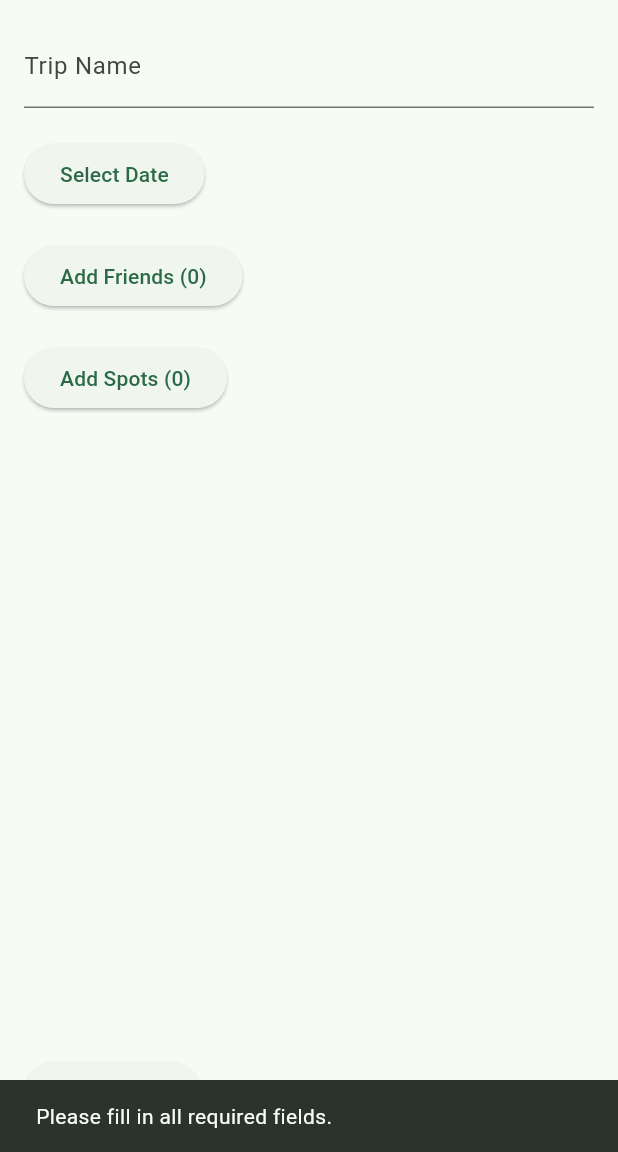
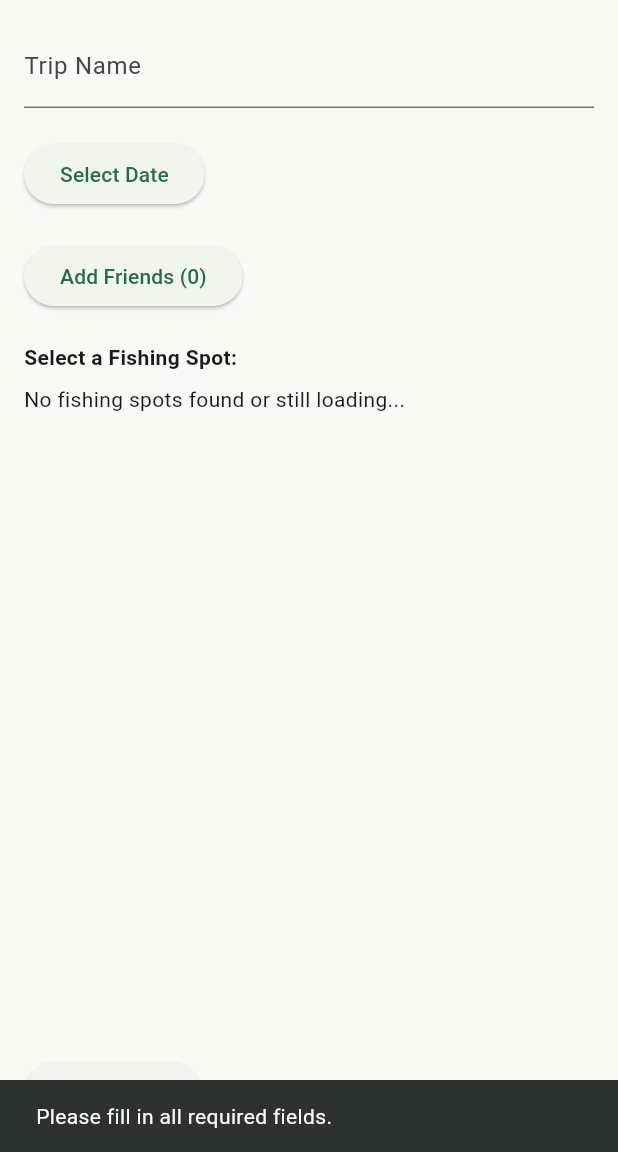
Before and after one commit to FWeidhas/hooked, a Flutter app: the CreateTripPage screen opened by its route, after a tap on "Create Trip", on a phone screen of 412 x 824 dp, the part 84-1236 px from its top. Run offline on Flutter 3.47's test engine with Material 3 defaults, Android fonts, the phone set to English and light mode, and no system bars; our stand-ins replace cloud_firestore, firebase_auth, firebase_core, flutter_dotenv, flutter_map, font_awesome_flutter and 5 more; missing offline and left inert: cloudinary_flutter, flutter_map_cancellable_tile_provider, flutter_polyline_points; accounts and stored records are empty.

Commit message:
Add Spot to Trip

```diff
--- a/lib/pages/create_trip_page.dart
+++ b/lib/pages/create_trip_page.dart
@@ -1,8 +1,10 @@
 import 'package:flutter/material.dart';
 import 'package:hooked/database/trip_service.dart';
 import 'package:firebase_auth/firebase_auth.dart';
+import 'package:cloud_firestore/cloud_firestore.dart';
 import '../drawer.dart';
 import '../components/themetoggle.dart';
+import 'package:hooked/models/fishingSpot.dart';
 
 class CreateTripPage extends StatefulWidget {
   const CreateTripPage({Key? key}) : super(key: key);
@@ -13,11 +15,41 @@ class CreateTripPage extends StatefulWidget {
 
 class _CreateTripPageState extends State<CreateTripPage> {
   final TextEditingController nameController = TextEditingController();
+
   final List<String> selectedFriends = [];
-  final List<String> selectedSpots = [];
   DateTime? selectedDate;
 
+  List<FishingSpot> _allSpots = [];
+
+  FishingSpot? _selectedSpot;
+
   final TripService tripService = TripService();
+  final FirebaseAuth _auth = FirebaseAuth.instance;
+
+  @override
+  void initState() {
+    super.initState();
+    _loadFishingSpots();
+  }
+
+  Future<void> _loadFishingSpots() async {
+    try {
+      final QuerySnapshot snapshot = await FirebaseFirestore.instance
+          .collection('FishingSpot') //collection name!!
+          .get();
+
+      final spots = snapshot.docs.map((doc) {
+        final data = doc.data() as Map<String, dynamic>;
+        return FishingSpot.fromMap(data, doc.id);
+      }).toList();
+
+      setState(() {
+        _allSpots = spots;
+      });
+    } catch (e) {
+      print('Error loading fishing spots: $e');
+    }
+  }
 
   void pickDate(BuildContext context) async {
     final pickedDate = await showDatePicker(
@@ -26,7 +58,6 @@ class _CreateTripPageState extends State<CreateTripPage> {
       firstDate: DateTime.now(),
       lastDate: DateTime(2100),
     );
-
     if (pickedDate != null) {
       setState(() {
         selectedDate = pickedDate;
@@ -36,22 +67,19 @@ class _CreateTripPageState extends State<CreateTripPage> {
 
   @override
   Widget build(BuildContext context) {
-    // Grab the same color used in fish.dart:
     Color primaryColor = Theme.of(context).colorScheme.primaryContainer;
-    final currentUser = FirebaseAuth.instance.currentUser;
+    final currentUser = _auth.currentUser;
 
     return Scaffold(
       appBar: AppBar(
-        leading: Builder(
-          builder: (BuildContext context) {
+        leading: Builder(builder: (BuildContext context) {
           return IconButton(
             icon: const Icon(Icons.menu),
             onPressed: () {
               Scaffold.of(context).openDrawer();
             },
           );
-          },
-        ),
+        }),
         title: const Text('Create Trip'),
         backgroundColor: primaryColor,
         actions: const [ThemeToggleWidget()],
@@ -60,17 +88,18 @@ class _CreateTripPageState extends State<CreateTripPage> {
       body: Padding(
         padding: const EdgeInsets.all(16.0),
         child: currentUser == null
-            ? const Center(
-                child: Text('Please log in to create a trip.'),
-              )
+            ? const Center(child: Text('Please log in to create a trip.'))
             : Column(
                 crossAxisAlignment: CrossAxisAlignment.start,
                 children: [
+                  // Trip Name
                   TextField(
                     controller: nameController,
                     decoration: const InputDecoration(labelText: 'Trip Name'),
                   ),
                   const SizedBox(height: 20),
+
+                  // Select Date
                   ElevatedButton(
                     onPressed: () => pickDate(context),
                     child: Text(
@@ -80,20 +109,46 @@ class _CreateTripPageState extends State<CreateTripPage> {
                     ),
                   ),
                   const SizedBox(height: 20),
+
+                  // Add Friends (placeholder)
                   ElevatedButton(
                     onPressed: () {
-                      // Show a dialog or another screen for selecting friends
+                      //Placeholder
                     },
                     child: Text('Add Friends (${selectedFriends.length})'),
                   ),
                   const SizedBox(height: 20),
-                  ElevatedButton(
-                    onPressed: () {
-                      // Show a dialog or screen for selecting fishing spots
+
+                  // Add Spots: We'll show a single dropdown for picking one spot
+                  const Text(
+                    'Select a Fishing Spot:',
+                    style: TextStyle(fontWeight: FontWeight.bold),
+                  ),
+                  const SizedBox(height: 8),
+
+                  if (_allSpots.isEmpty)
+                    const Text('No fishing spots found or still loading...')
+                  else
+                    DropdownButton<FishingSpot>(
+                      value: _selectedSpot,
+                      hint: const Text('Choose a spot'),
+                      items: _allSpots.map((spot) {
+                        return DropdownMenuItem<FishingSpot>(
+                          value: spot,
+                          // The 'title' from your model
+                          child: Text(spot.title ?? 'Untitled Spot'),
+                        );
+                      }).toList(),
+                      onChanged: (FishingSpot? newValue) {
+                        setState(() {
+                          _selectedSpot = newValue;
+                        });
                       },
-                    child: Text('Add Spots (${selectedSpots.length})'),
                     ),
+
                   const Spacer(),
+
+                  // Create Trip button
                   ElevatedButton(
                     onPressed: () async {
                       if (selectedDate == null || nameController.text.isEmpty) {
@@ -105,11 +160,16 @@ class _CreateTripPageState extends State<CreateTripPage> {
                         return;
                       }
 
+                      final List<String> spotsToAdd = [];
+                      if (_selectedSpot != null) {
+                        spotsToAdd.add(_selectedSpot!.id!);
+                      }
+
                       await tripService.createTrip(
                         creatorId: currentUser.uid,
                         name: nameController.text.trim(),
                         participants: selectedFriends,
-                        spots: selectedSpots,
+                        spots: spotsToAdd,
                         date: selectedDate!,
                       );
 
--- a/pubspec.yaml
+++ b/pubspec.yaml
@@ -29,6 +29,7 @@ dependencies:
   file_picker: ^5.0.1
   image_picker: ^0.8.4+4
   flutter_polyline_points: ^2.1.0
+  intl: any
 
 dev_dependencies:
   flutter_test:
```
Also changed, not shown: lib/pages/trips_list_page.dart (+67 -10 lines), pubspec.lock. Lines whose indentation alone changed are shown as unchanged.
